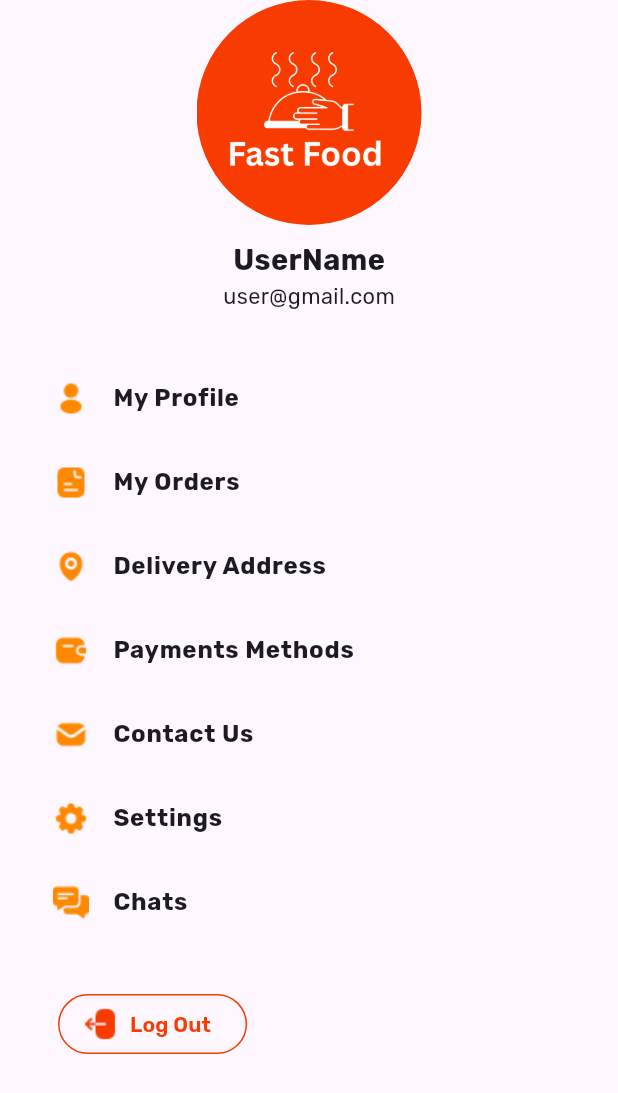
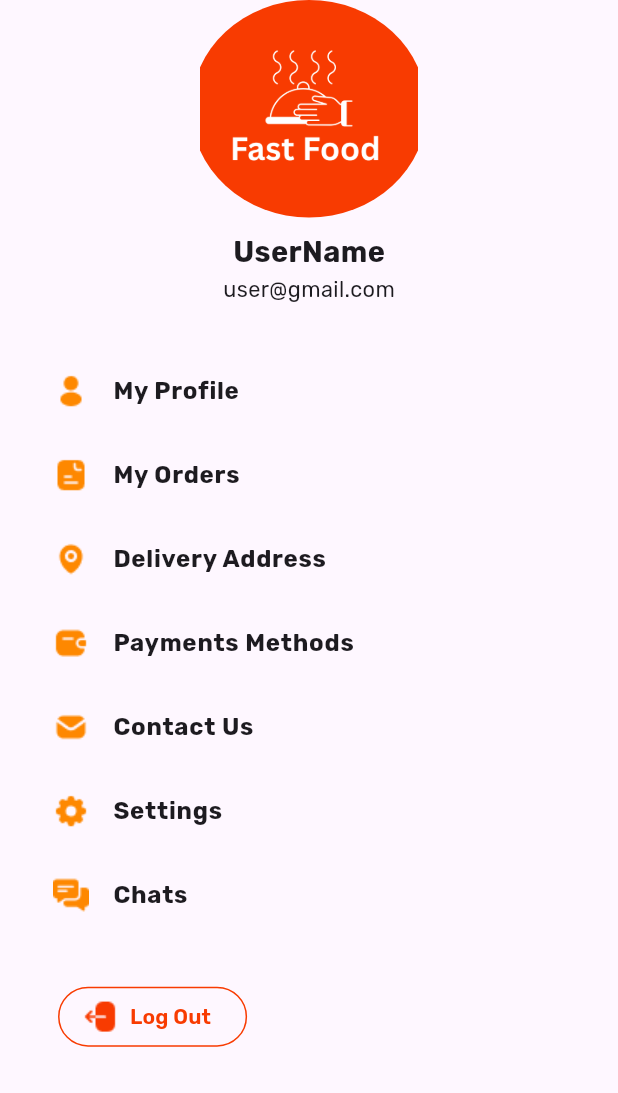
Before and after one commit to prithwith/firstfood, a Flutter app: the ProfilePage screen opened by its route, on a phone screen of 412 x 824 dp. Shown: the top 1093 px of the screen. Run offline on Flutter 3.47's test engine with Material 3 defaults, Android fonts, the light colour scheme and no system bars; drawn by our look-alikes of oktoast; our stand-ins replace auto_route, cached_network_image, carousel_slider, cloud_firestore, dartz, dio and 14 more; missing offline and left inert: flutter_google_maps_webservices; accounts and stored records are empty.

Commit message:
Small updates

```diff
--- a/lib/core/router/app_router.dart
+++ b/lib/core/router/app_router.dart
@@ -22,6 +22,7 @@ class AppRouter extends $AppRouter {
     AutoRoute(page: DeliveryAddressRoute.page),
     AutoRoute(page: WalletRoute.page),
     AutoRoute(page: DeliveryMapRouteRoute.page),
+    AutoRoute(page: SettingsRoute.page),
     AutoRoute(page: OrderRoute.page),
     AutoRoute(page: FoodDetailsRoute.page),
     AutoRoute(page: RestaurantDetalisRoute.page),
--- a/lib/screen/profile/presentation/profile_page.dart
+++ b/lib/screen/profile/presentation/profile_page.dart
@@ -53,8 +53,8 @@ class _ProfilePageState extends ConsumerState<ProfilePage> {
                     ClipOval(
                       child: Image.asset(
                         '${AppAssets.appImages}app_icon.png',
-                        height: 150,
-                        width: 150,
+                        height: 150.h,
+                        width: 150.w,
                       ),
                     ),
                     10.verticalSpace,
@@ -102,7 +102,7 @@ class _ProfilePageState extends ConsumerState<ProfilePage> {
               SettingsTile(
                 label: 'Settings',
                 imageLabel: 'settings.png',
-                onTap: () {},
+                onTap: () => context.pushRoute(SettingsRoute()),
               ),
               SettingsTile(
                 label: 'Chats',
```
Also changed, not shown: lib/screen/profile/presentation/settings_page.dart (added, +18 -0 lines), lib/core/router/app_router.gr.dart.
